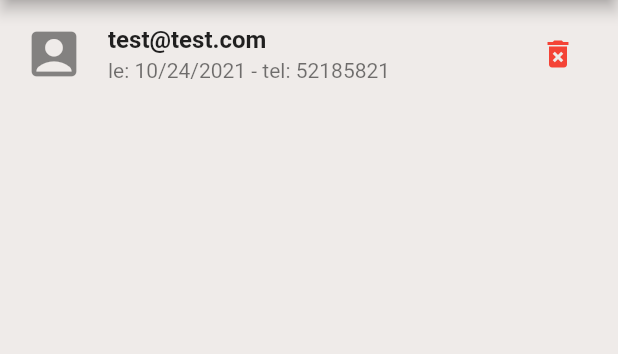
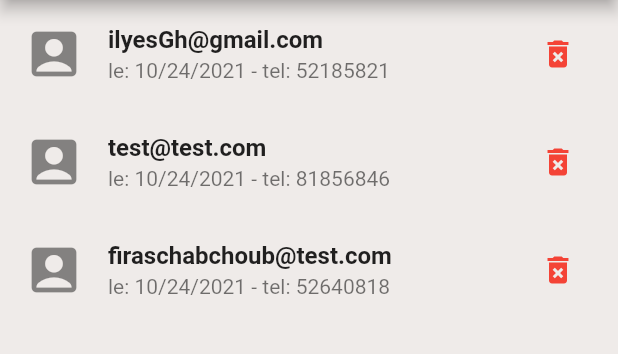
Before and after one commit to Mrilyes/service_technique, a Flutter app: the Service screen opened directly, on a phone screen of 412 x 824 dp, the part 84-438 px from its top. Run offline on Flutter 3.47's test engine with Material 2 defaults, Android fonts, the phone set to English and light mode, and no system bars; our stand-ins replace cloud_firestore, firebase_auth, firebase_core, flutter_spinkit; accounts and stored records are empty.

```diff
--- a/lib/screens/home/service_list.dart
+++ b/lib/screens/home/service_list.dart
@@ -15,23 +15,54 @@ class ServiceList extends StatefulWidget {
 }
 
 class _ServiceListState extends State<ServiceList> {
+  final reports = [
+    {
+      "id": '5515315383',
+      "nom": "Ilyes",
+      "prenom": "Ghorbel",
+      "email": "ilyesGh@gmail.com",
+      "pc": "Asus",
+      "tel": "52185821",
+      "desc": "description",
+    },
+    {
+      "id": '515834838',
+      "nom": "Test",
+      "prenom": "Testo",
+      "email": "test@test.com",
+      "pc": "HP",
+      "tel": "81856846",
+      "desc": "description",
+    },
+    {
+      "id": '321554238',
+      "nom": "Chabchoub",
+      "prenom": "Firas",
+      "email": "firaschabchoub@test.com",
+      "pc": "HP",
+      "tel": "52640818",
+      "desc": "description",
+    },
+  ];
   @override
   Widget build(BuildContext context) {
     return Container(
-      child: ListView(
-        children: [
-          ListTile(
+        child: ListView.builder(
+      itemCount: reports.length,
+      itemBuilder: (_, i) {
+        return ListTile(
           leading: Icon(
             Icons.account_box,
             size: 40.0,
           ),
           title: Text(
-              "test@test.com",
+            reports[i]["email"].toString(),
             style: TextStyle(
               fontWeight: FontWeight.bold,
             ),
           ),
-            subtitle: Text("le: 10/24/2021 - tel: 52185821"),
+          subtitle:
+              Text("le: 10/24/2021 - tel: " + reports[i]["tel"].toString()),
           trailing: IconButton(
             icon: Icon(
               Icons.delete_forever,
@@ -44,20 +75,19 @@ class _ServiceListState extends State<ServiceList> {
             Navigator.of(context).push(
               MaterialPageRoute(
                 builder: (context) => Formulaire(
-                    id: '5515315383',
-                    nom: "Ilyes",
-                    prenom: "Ghorbel",
-                    email: "test@test.com",
-                    pc: "Asus",
-                    tel: "52185821",
-                    desc: "description",
+                  id: reports[i]["id"],
+                  nom: reports[i]["nom"],
+                  prenom: reports[i]["prenom"],
+                  email: reports[i]["email"],
+                  pc: reports[i]["pc"],
+                  tel: reports[i]["tel"],
+                  desc: reports[i]["desc"],
                 ),
               ),
             );
           },
-          ),
-        ],
-      ),
         );
+      },
+    ));
   }
 }
```
Lines whose indentation alone changed are shown as unchanged.
